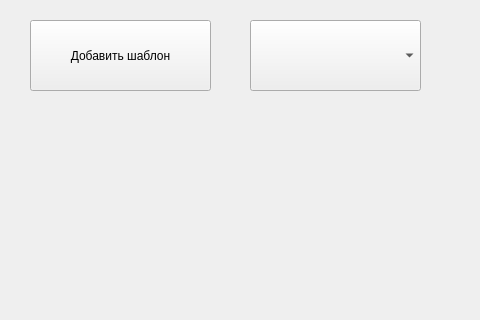
polk90/Physics, file Base_Data.ui: the form before one commit; both pictures show x 0 to 480 and y 0 to 320 of the 800 by 600 pixel window.
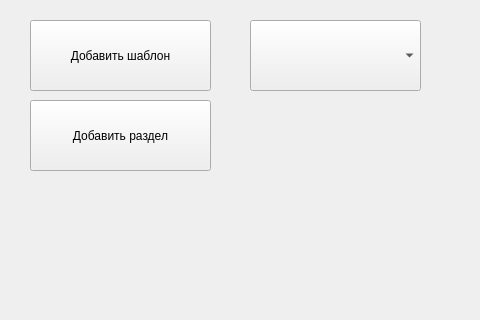
The form after the commit.

Patch:
```diff
--- a/Base_Data.ui
+++ b/Base_Data.ui
@@ -50,6 +50,19 @@
      </rect>
     </property>
    </widget>
+   <widget class="QPushButton" name="pushButton_3">
+    <property name="geometry">
+     <rect>
+      <x>30</x>
+      <y>100</y>
+      <width>181</width>
+      <height>71</height>
+     </rect>
+    </property>
+    <property name="text">
+     <string>Добавить раздел</string>
+    </property>
+   </widget>
   </widget>
   <widget class="QMenuBar" name="menubar">
    <property name="geometry">
```
